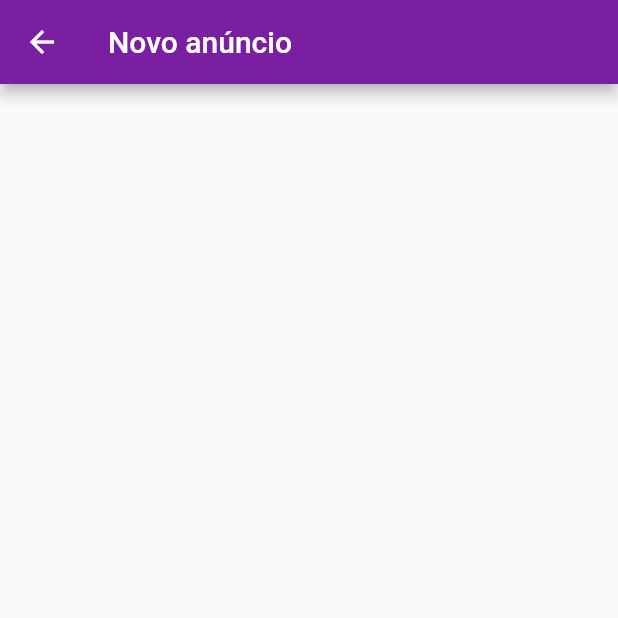
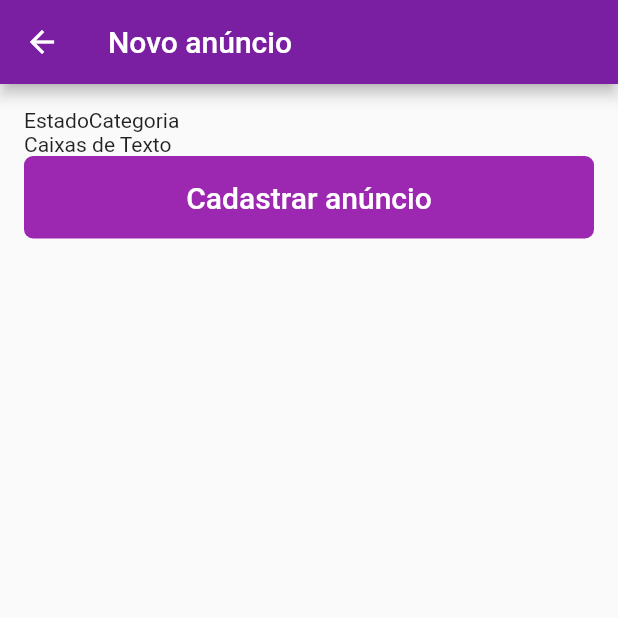
Before and after one commit to davif10/olx-flutter-dart, a Flutter app: the NovoAnuncio screen opened directly, on a phone screen of 412 x 824 dp, the top half of it. Run offline on Flutter 3.47's test engine with Material 2 defaults, Android fonts, the phone set to English and light mode, and no system bars; our stand-ins replace firebase_auth, firebase_core; accounts and stored records are empty.

Commit message:
-Estrutura de formulário e botão customizado

```diff
--- a/olx/lib/route_generator.dart
+++ b/olx/lib/route_generator.dart
@@ -2,6 +2,7 @@ import 'package:flutter/material.dart';
 import 'package:olx/views/anuncios.dart';
 import 'package:olx/views/login.dart';
 import 'package:olx/views/meus_anuncios.dart';
+import 'package:olx/views/novo_anuncio.dart';
 
 class RouteGenerator{
   static Route<dynamic>? generateRoute(RouteSettings settings){
@@ -19,7 +20,7 @@ class RouteGenerator{
             builder: (_) => MeusAnuncios());
       case "/novo-anuncio":
         return MaterialPageRoute(
-            builder: (_) => MeusAnuncios());
+            builder: (_) => NovoAnuncio());
       default: _erroRota();
     }
 
--- a/olx/lib/views/novo_anuncio.dart
+++ b/olx/lib/views/novo_anuncio.dart
@@ -1,4 +1,5 @@
 import 'package:flutter/material.dart';
+import 'package:olx/views/widgets/botao_customizado.dart';
 
 class NovoAnuncio extends StatefulWidget {
   const NovoAnuncio({Key? key}) : super(key: key);
@@ -22,8 +23,21 @@ class _NovoAnuncioState extends State<NovoAnuncio> {
           child: Form(
             key: _formKey,
             child: Column(
+              crossAxisAlignment: CrossAxisAlignment.stretch,
               children: [
+                  // FormField(builder: builder),
+                  Row(
+                    children: [
+                      Text("Estado"),
+                      Text("Categoria")
+                    ],
+                  ),
+                Text("Caixas de Texto"),
+                BotaoCustomizado(texto: "Cadastrar anúncio", onPressed: (){
+                  if(_formKey.currentState!.validate()){
 
+                  }
+                }),
               ],
             ),
           ),
--- /dev/null
+++ b/olx/lib/views/widgets/botao_customizado.dart
@@ -0,0 +1,31 @@
+import 'package:flutter/material.dart';
+
+class BotaoCustomizado extends StatelessWidget {
+  const BotaoCustomizado(
+      {Key? key,
+      required this.texto,
+      this.corTexto = Colors.white,
+      required this.onPressed})
+      : super(key: key);
+
+  final String texto;
+  final Color corTexto;
+  final VoidCallback onPressed;
+
+  @override
+  Widget build(BuildContext context) {
+    return TextButton(
+        onPressed: this.onPressed,
+        style: TextButton.styleFrom(
+            backgroundColor: Color(0xff9c27b0),
+            padding: EdgeInsets.fromLTRB(32, 16, 32, 16),
+            shape: RoundedRectangleBorder(
+              borderRadius: BorderRadius.circular(6)
+            )
+        ),
+        child: Text(
+          this.texto,
+          style: TextStyle(color: this.corTexto, fontSize: 20),
+        ));
+  }
+}
```
Also changed, not shown: olx/lib/views/login.dart (+5 -10 lines), olx/lib/views/widgets/input_customizado.dart (renamed from olx/lib/views/input_customizado.dart).
